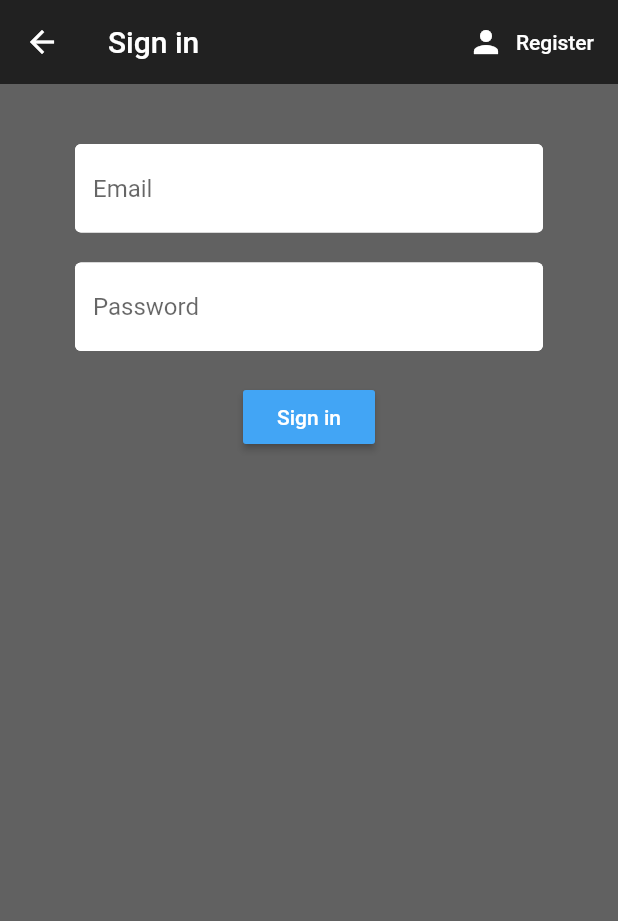
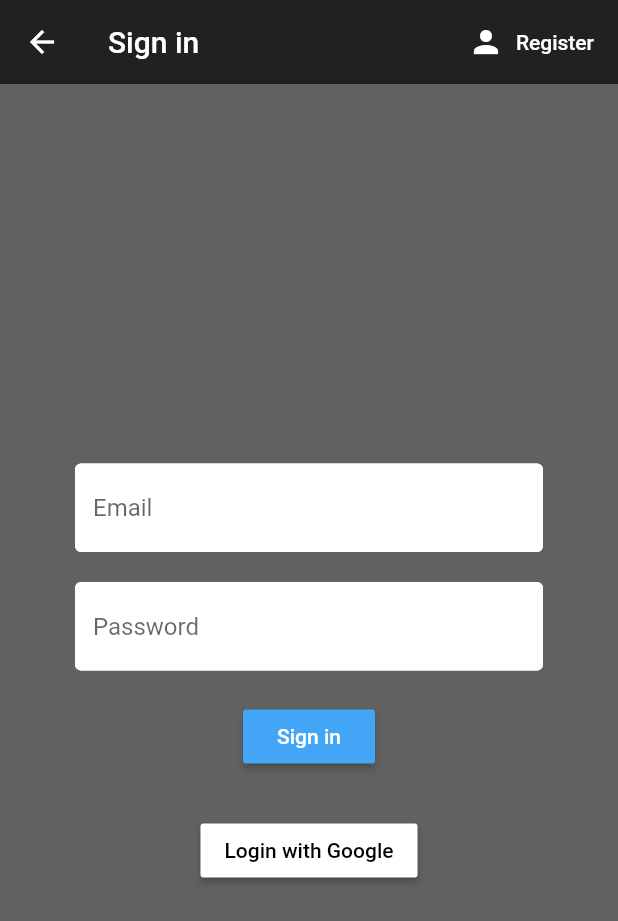
Before and after one commit to wmarosek/dutch_game, a Flutter app: the SignIn screen opened directly, on a phone screen of 412 x 824 dp. Shown: the top 921 px of the screen. Run offline on Flutter 3.47's test engine with Material 2 defaults, Android fonts, the phone set to English and light mode, and no system bars; our stand-ins replace cloud_firestore, firebase_auth, google_sign_in, rxdart; accounts and stored records are empty.

Commit message:
google_auth added

```diff
--- a/lib/screens/authenticate/register.dart
+++ b/lib/screens/authenticate/register.dart
@@ -48,6 +48,7 @@ class _RegisterState extends State<Register> {
         child: Form(
           key: _formKey,
           child: Column(
+            mainAxisAlignment: MainAxisAlignment.center,
             children: <Widget>[
               SizedBox(height: 20.0),
               TextFormField(
--- a/lib/screens/authenticate/sign_in.dart
+++ b/lib/screens/authenticate/sign_in.dart
@@ -45,6 +45,7 @@ class _SignInState extends State<SignIn> {
         child: Form(
           key: _formKey,
           child: Column(
+            mainAxisAlignment: MainAxisAlignment.center,
             children: <Widget>[
               SizedBox(height: 20.0),
               TextFormField(
@@ -84,6 +85,12 @@ class _SignInState extends State<SignIn> {
                 error,
                 style: TextStyle(color: Colors.red, fontSize: 14.0)
               ),
+              MaterialButton(
+                onPressed: () =>  _auth.googleSignIn(),
+                color: Colors.white,
+                textColor: Colors.black,
+                child: Text('Login with Google'),
+              )
             ]
           ),
         ),
--- a/pubspec.yaml
+++ b/pubspec.yaml
@@ -24,7 +24,11 @@ dependencies:
   # Use with the CupertinoIcons class for iOS style icons.
   cupertino_icons: ^0.1.2
   firebase_auth: ^0.15.5+2
+  google_sign_in: ^4.2.0
+  cloud_firestore: ^0.13.4+2
   provider: ^4.0.4
+
+  rxdart: ^0.23.1
 
 dev_dependencies:
   flutter_test:
```
Also changed, not shown: lib/services/auth.dart (+32 -1 lines), pubspec.lock, 3 other files.
